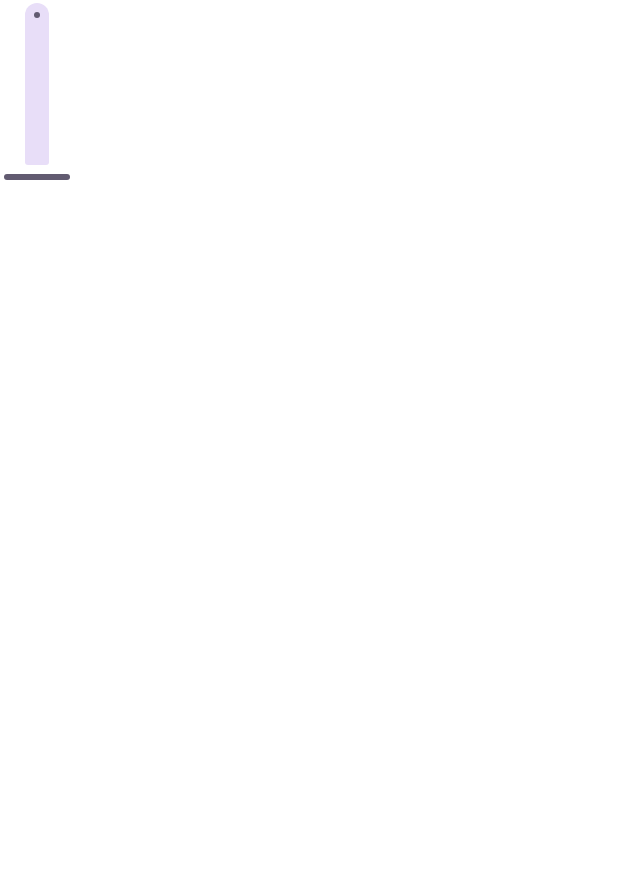
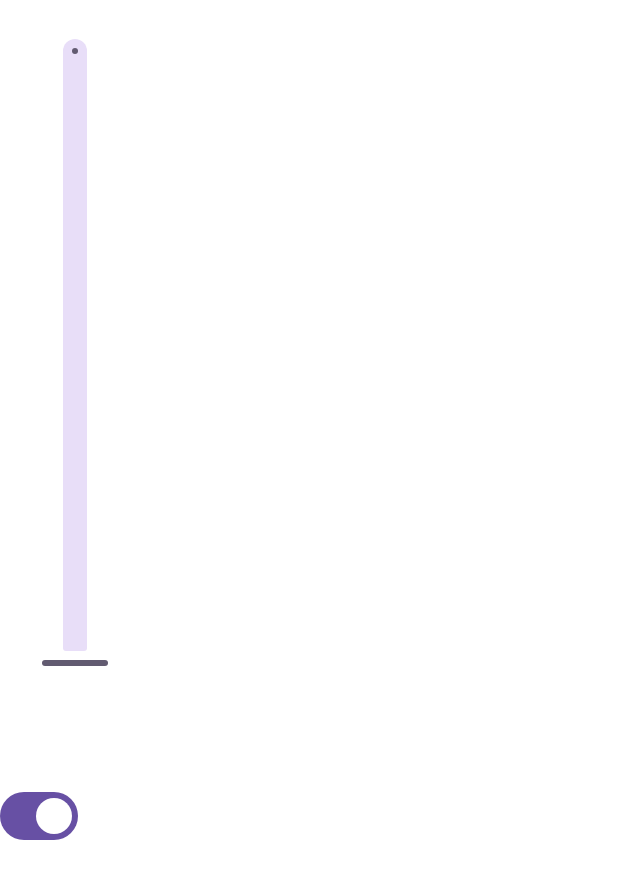
Before and after one commit to Tones-Studio/vocalstar, an Android app built with Jetpack Compose: the @Preview function MySlider, on a phone screen of 412 x 824 dp. Shown: the top 879 px of the screen. Run offline under Robolectric (Android 15) with nearby library versions, the phone set to English and light mode, and no system bars.

Commit message:
App Icon Android

```diff
--- a/android/app/src/main/java/de/tech41/tones/vocalstar/HomeScreen.kt
+++ b/android/app/src/main/java/de/tech41/tones/vocalstar/HomeScreen.kt
@@ -13,7 +13,7 @@ import androidx.core.graphics.rotationMatrix
 @Composable
 fun HomeScreen() {
     Column(modifier = Modifier.fillMaxWidth(), horizontalAlignment = Alignment.CenterHorizontally) {
-        Text(text = "Home",  fontSize = 30.sp)
+        Text(text = "Vocalstar",  fontSize = 30.sp)
         MySlider()
     }
 }
--- a/android/app/src/main/java/de/tech41/tones/vocalstar/MySlider.kt
+++ b/android/app/src/main/java/de/tech41/tones/vocalstar/MySlider.kt
@@ -1,35 +1,59 @@
 package de.tech41.tones.vocalstar
 
-import androidx.compose.foundation.background
 import androidx.compose.foundation.layout.Column
+import androidx.compose.foundation.layout.Row
+import androidx.compose.foundation.layout.Spacer
 import androidx.compose.foundation.layout.height
-import androidx.compose.foundation.layout.padding
 import androidx.compose.foundation.layout.width
-import androidx.compose.foundation.layout.wrapContentSize
+import androidx.compose.material3.Divider
+import androidx.compose.material3.Icon
 import androidx.compose.material3.MaterialTheme
 import androidx.compose.material3.Slider
 import androidx.compose.material3.SliderDefaults
+import androidx.compose.material3.Switch
 import androidx.compose.material3.Text
 import androidx.compose.runtime.Composable
 import androidx.compose.runtime.getValue
 import androidx.compose.runtime.mutableFloatStateOf
-import androidx.compose.runtime.mutableIntStateOf
+import androidx.compose.runtime.mutableStateOf
 import androidx.compose.runtime.remember
 import androidx.compose.runtime.setValue
 import androidx.compose.ui.Modifier
-import androidx.compose.ui.draw.rotate
 import androidx.compose.ui.graphics.Color
 import androidx.compose.ui.graphics.TransformOrigin
 import androidx.compose.ui.graphics.graphicsLayer
 import androidx.compose.ui.layout.layout
+import androidx.compose.ui.res.painterResource
+import androidx.compose.ui.text.font.FontFamily
+import androidx.compose.ui.text.font.FontWeight
 import androidx.compose.ui.tooling.preview.Preview
 import androidx.compose.ui.unit.Constraints
 import androidx.compose.ui.unit.dp
+import kotlin.math.log10
 
+
+fun LinearToDecibel(linear: Float): Float {
+    val db: Float
+    if (linear != 0.0f) db = 20.0f * log10(linear)
+    else db = -144.0f // effectively minus infinity
+    return db
+}
 @Preview
 @Composable
 fun MySlider():Float {
     var sliderPosition by remember { mutableFloatStateOf(0f) }
+    var isSpeaker by remember { mutableStateOf(true) }
+
+    var inputDevice by remember { mutableStateOf("Headset") }
+    var outputDevice by remember { mutableStateOf("USB") }
+
+    Column {
+        Icon(
+            painterResource(R.drawable.mic),
+            "Mic",
+            tint = Color.White
+        )
+
         Slider(
             modifier = Modifier
                 .graphicsLayer {
@@ -49,15 +73,41 @@ fun MySlider():Float {
                         placeable.place(-placeable.width, 0)
                     }
                 }
-                .width(120.dp)
-                .height(50.dp),
+                .width(420.dp)
+                .height(100.dp),
             value = sliderPosition,
             onValueChange = { sliderPosition = it },
-            colors = SliderDefaults.colors(thumbColor = MaterialTheme.colorScheme.secondary,
-            activeTrackColor = MaterialTheme.colorScheme.secondary,
-            inactiveTrackColor = MaterialTheme.colorScheme.secondaryContainer,
-        ),
-        valueRange = 0f..1f
+            colors = SliderDefaults.colors(
+                thumbColor = MaterialTheme.colorScheme.secondary,
+                activeTrackColor = MaterialTheme.colorScheme.secondary,
+                inactiveTrackColor = MaterialTheme.colorScheme.secondaryContainer,
+            ),
+            valueRange = 0f..1f
         )
+        Text(text = "%.2f Db".format(LinearToDecibel(sliderPosition)), color = Color.White, fontWeight = FontWeight.Bold, fontFamily = FontFamily.Monospace)
+        Text(text = "%.2f   ".format(sliderPosition), color = Color.White, fontFamily = FontFamily.Monospace)
+
+        Spacer(modifier = Modifier.height(20.dp))
+        //Divider(color = Color.Blue, thickness = 1.dp)
+        Icon(
+            painterResource(R.drawable.speaker_2),
+            "Mic",
+            tint = Color.White
+        )
+        Switch(
+            checked = isSpeaker,
+            onCheckedChange = {
+                isSpeaker = it
+            }
+        )
+        var text = "Speaker off"
+        if (isSpeaker){
+            text = "Speaker on"
+        }
+        Text(text = text, color = Color.White)
+        Spacer(modifier = Modifier.height(20.dp))
+        Text(text = "Input: $inputDevice", color = Color.White)
+        Text(text = "Output: $outputDevice", color = Color.White)
+    }
     return sliderPosition
 }
--- /dev/null
+++ b/android/app/src/main/res/drawable/mic.xml
@@ -0,0 +1,9 @@
+<vector xmlns:android="http://schemas.android.com/apk/res/android"
+    android:width="24dp"
+    android:height="24dp"
+    android:viewportWidth="24"
+    android:viewportHeight="24">
+  <path
+      android:fillColor="#FF000000"
+      android:pathData="M6.624,12Q6.624,12 6.576,12Q6.576,13.488 7.32,14.712Q8.064,15.936 9.288,16.656Q10.512,17.376 12,17.376Q13.488,17.376 14.712,16.656Q15.936,15.936 16.68,14.712Q17.424,13.488 17.376,12Q17.376,11.76 17.568,11.568Q17.76,11.376 18,11.376Q18.24,11.376 18.432,11.568Q18.624,11.76 18.576,12Q18.624,13.68 17.832,15.12Q17.04,16.56 15.648,17.496Q14.256,18.432 12.624,18.576Q12.624,18.576 12.624,20.976Q12.576,21.264 12.408,21.432Q12.24,21.6 12,21.6Q11.76,21.6 11.568,21.432Q11.376,21.264 11.376,20.976Q11.376,20.976 11.376,18.576Q9.744,18.432 8.352,17.496Q6.96,16.56 6.168,15.12Q5.376,13.68 5.424,12Q5.424,11.76 5.592,11.568Q5.76,11.376 6,11.376Q6.24,11.376 6.408,11.568Q6.576,11.76 6.624,12M15.6,12Q15.6,13.488 14.544,14.544Q13.488,15.6 12,15.6Q10.512,15.6 9.456,14.544Q8.4,13.488 8.4,12L8.4,6Q8.4,4.512 9.456,3.456Q10.512,2.4 12,2.4Q13.488,2.4 14.544,3.456Q15.6,4.512 15.6,6Z"/>
+</vector>
--- /dev/null
+++ b/android/app/src/main/res/drawable/speaker_2.xml
@@ -0,0 +1,9 @@
+<vector xmlns:android="http://schemas.android.com/apk/res/android"
+    android:width="24dp"
+    android:height="24dp"
+    android:viewportWidth="24"
+    android:viewportHeight="24">
+  <path
+      android:fillColor="#FF000000"
+      android:pathData="M14.4,3.6Q14.4,3.6 14.4,20.4Q14.4,20.88 14.064,21.216Q13.728,21.552 13.248,21.576Q12.768,21.6 12.384,21.264Q12.384,21.264 7.728,16.944Q7.584,16.8 7.344,16.8Q7.344,16.8 4.224,16.8Q3.456,16.8 2.928,16.272Q2.4,15.744 2.4,14.976Q2.4,14.976 2.4,9.024Q2.4,8.256 2.928,7.728Q3.456,7.2 4.224,7.2Q4.224,7.2 7.344,7.2Q7.584,7.2 7.728,7.056Q7.728,7.056 12.384,2.736Q12.768,2.4 13.248,2.424Q13.728,2.448 14.064,2.784Q14.4,3.12 14.4,3.6M18.288,5.568Q18.48,5.376 18.744,5.4Q19.008,5.424 19.152,5.616Q20.736,7.392 21.312,9.696Q21.888,12 21.312,14.304Q20.736,16.608 19.152,18.384Q18.912,18.672 18.576,18.6Q18.24,18.528 18.12,18.192Q18,17.856 18.24,17.616Q19.68,16.032 20.16,14.016Q20.64,12 20.16,9.984Q19.68,7.968 18.24,6.384Q18.096,6.192 18.096,5.952Q18.096,5.712 18.288,5.568M16.896,15.504Q16.656,15.408 16.608,15.168Q16.56,14.928 16.656,14.688Q17.376,13.44 17.376,12Q17.376,10.56 16.656,9.312Q16.464,8.976 16.656,8.664Q16.848,8.352 17.208,8.376Q17.568,8.4 17.712,8.688Q18.576,10.224 18.576,12Q18.576,13.776 17.712,15.312Q17.568,15.504 17.328,15.576Q17.088,15.648 16.896,15.504Z"/>
+</vector>
--- a/android/app/src/main/res/mipmap-anydpi-v26/ic_vocalstar.xml
+++ b/android/app/src/main/res/mipmap-anydpi-v26/ic_vocalstar.xml
@@ -1,5 +1,5 @@
 <?xml version="1.0" encoding="utf-8"?>
 <adaptive-icon xmlns:android="http://schemas.android.com/apk/res/android">
-    <background android:drawable="@color/ic_vocalstar_background"/>
+    <background android:drawable="@color/splashColor"/>
     <foreground android:drawable="@mipmap/ic_vocalstar_foreground"/>
 </adaptive-icon>
--- a/android/app/src/main/res/values/colors.xml
+++ b/android/app/src/main/res/values/colors.xml
@@ -7,4 +7,5 @@
     <color name="teal_700">#FF018786</color>
     <color name="black">#FF000000</color>
     <color name="white">#FFFFFFFF</color>
+    <color name="splashColor">#FF000000</color>
 </resources>
--- a/android/app/src/main/res/values/ic_vocalstar_background.xml
+++ b/android/app/src/main/res/values/ic_vocalstar_background.xml
@@ -1,4 +1,4 @@
 <?xml version="1.0" encoding="utf-8"?>
 <resources>
-    <color name="ic_vocalstar_background">#030303</color>
+    <color name="ic_vocalstar_background">#FF000000</color>
 </resources>
--- a/android/app/src/main/res/values/themes.xml
+++ b/android/app/src/main/res/values/themes.xml
@@ -1,5 +1,4 @@
 <?xml version="1.0" encoding="utf-8"?>
 <resources>
-
-    <style name="Theme.Vocalstar" parent="android:Theme.Material.Light.NoActionBar" />
+    <style name="Theme.Vocalstar" parent="android:Theme.Material.NoActionBar" />
 </resources>
```
Also changed, not shown: android/app/src/main/res/drawable/fast_forward.xml (added, +9 -0 lines), android/app/src/main/res/drawable/mic_off.xml (added, +9 -0 lines), android/app/src/main/res/drawable/pause.xml (added, +9 -0 lines), android/app/src/main/res/drawable/person_circle.xml (added, +9 -0 lines), android/app/src/main/res/drawable/play.xml (added, +9 -0 lines), android/app/src/main/res/drawable/rewind.xml (added, +9 -0 lines).
